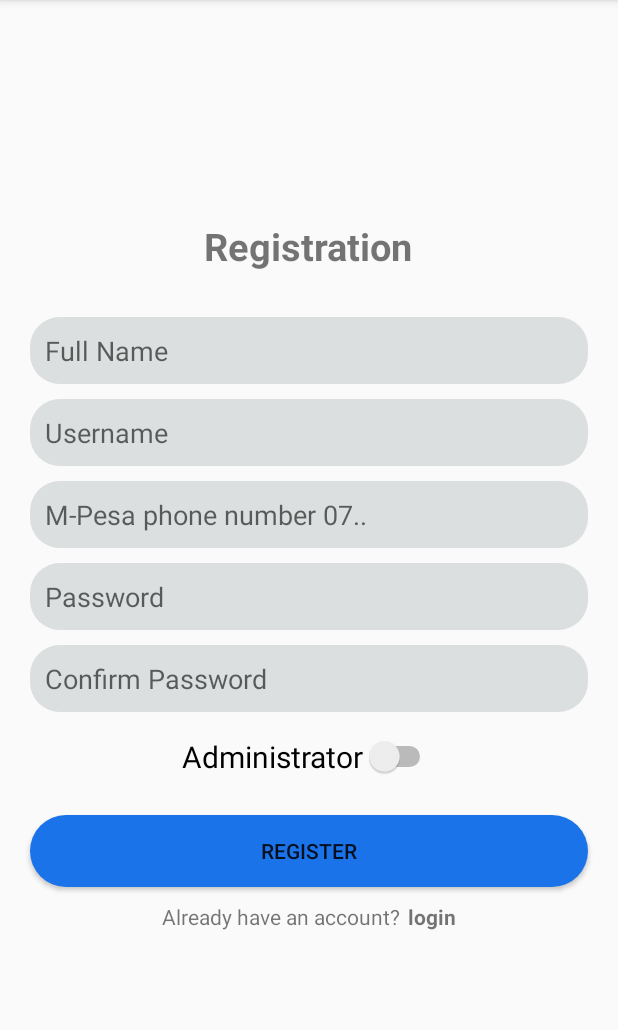
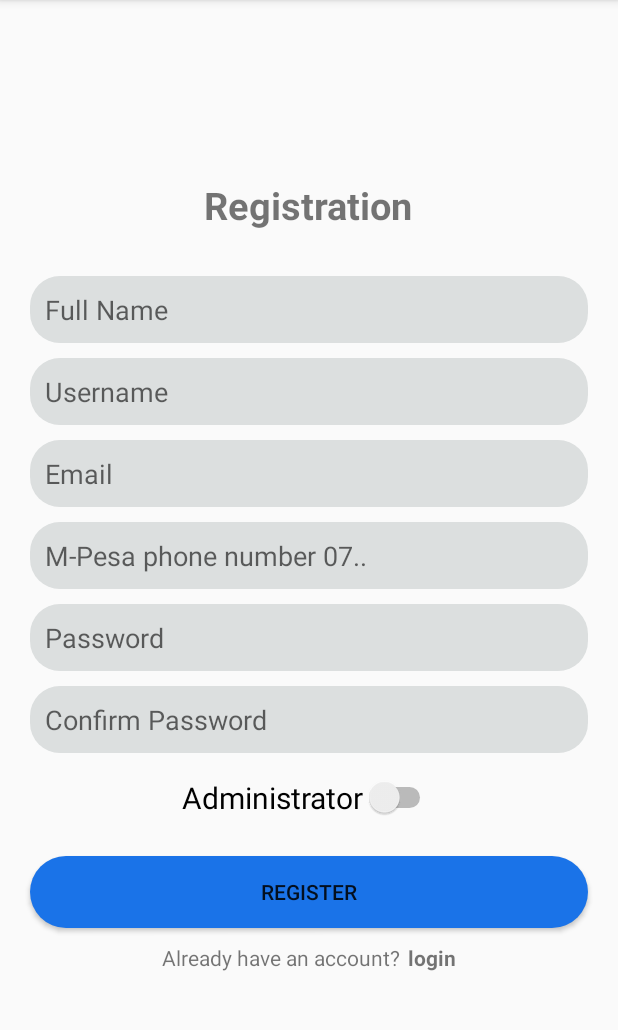
Before and after one commit to anorld-droid/Mobile-Parking, an Android app: the RegisterActivity screen opened directly, with no data from a screen before it, on a phone screen of 412 x 824 dp, the part 84-1114 px from its top. Run offline under Robolectric (Android 15) with nearby library versions, the phone set to English and light mode, and no system bars; our stand-ins replace Firebase (no records; nobody signed in at launch, a user with empty details on screens opened directly).

```diff
--- a/app/src/main/res/layout/activity_register.xml
+++ b/app/src/main/res/layout/activity_register.xml
@@ -44,6 +44,17 @@
         android:hint="Username"
         android:inputType="text"
         android:padding="10dp" />
+    <EditText
+        android:id="@+id/email"
+        android:layout_width="match_parent"
+        android:layout_height="wrap_content"
+        android:layout_marginStart="20dp"
+        android:layout_marginTop="10dp"
+        android:layout_marginEnd="20dp"
+        android:background="@drawable/input_text"
+        android:hint="@string/email"
+        android:inputType="textEmailAddress"
+        android:padding="10dp" />
 
     <EditText
         android:id="@+id/phone_number"
@@ -82,7 +93,7 @@
         android:padding="10dp" />
 
     <Switch
-        android:id="@+id/admin_switch"
+        android:id="@+id/admin_switch_reg"
         android:layout_width="wrap_content"
         android:layout_height="wrap_content"
         android:layout_marginTop="16dp"
--- a/app/src/main/res/values/strings.xml
+++ b/app/src/main/res/values/strings.xml
@@ -71,6 +71,7 @@
     <string name="phone_number">M-Pesa phone number 07..</string>
     <string name="check_out">Check Out</string>
     <string name="admin">Administrator</string>
+    <string name="email">Email</string>
 
 
 </resources>
```
Also changed, not shown: app/src/main/java/com/karanja/Register/RegisterActivity.java (+97 -31 lines).
